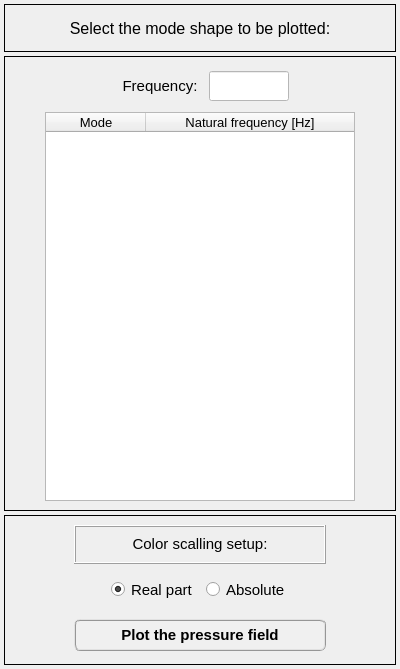
open-pulse/OpenPulse, file data/user_input/ui/plots_/results_/acoustic_/plot_acoustic_mode_shape_input.ui: the form before one commit.
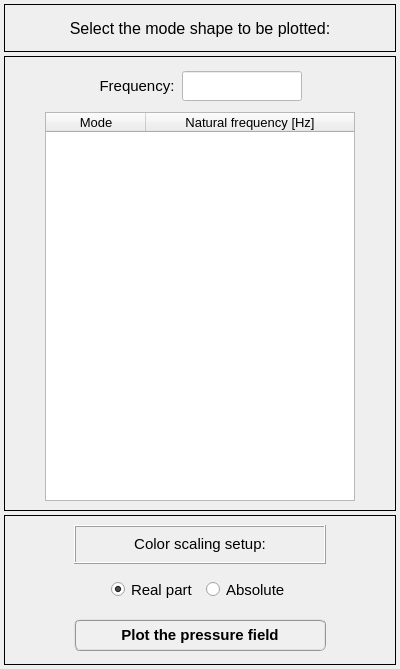
The form after the commit.

Commit message: Adds scaling color controls to the field plots

```diff
--- a/data/user_input/ui/plots_/results_/acoustic_/plot_acoustic_mode_shape_input.ui
+++ b/data/user_input/ui/plots_/results_/acoustic_/plot_acoustic_mode_shape_input.ui
@@ -159,7 +159,10 @@
          <property name="bottomMargin">
           <number>0</number>
          </property>
-         <property name="spacing">
+         <property name="horizontalSpacing">
+          <number>6</number>
+         </property>
+         <property name="verticalSpacing">
           <number>0</number>
          </property>
          <item row="0" column="1">
@@ -205,17 +208,17 @@
            </property>
            <property name="maximumSize">
             <size>
-             <width>80</width>
+             <width>120</width>
              <height>30</height>
             </size>
            </property>
            <property name="font">
             <font>
-             <family>Arial</family>
-             <pointsize>12</pointsize>
-             <weight>75</weight>
-             <italic>true</italic>
-             <bold>true</bold>
+             <family>MS Shell Dlg 2</family>
+             <pointsize>11</pointsize>
+             <weight>50</weight>
+             <italic>false</italic>
+             <bold>false</bold>
             </font>
            </property>
            <property name="styleSheet">
@@ -603,7 +606,7 @@
             <number>0</number>
            </property>
            <property name="text">
-            <string>Color scalling setup:</string>
+            <string>Color scaling setup:</string>
            </property>
            <property name="alignment">
             <set>Qt::AlignCenter</set>
```
Left out of the diff: 8 changed lines with no effect on the pictures. The commit also changes 14 other files.
